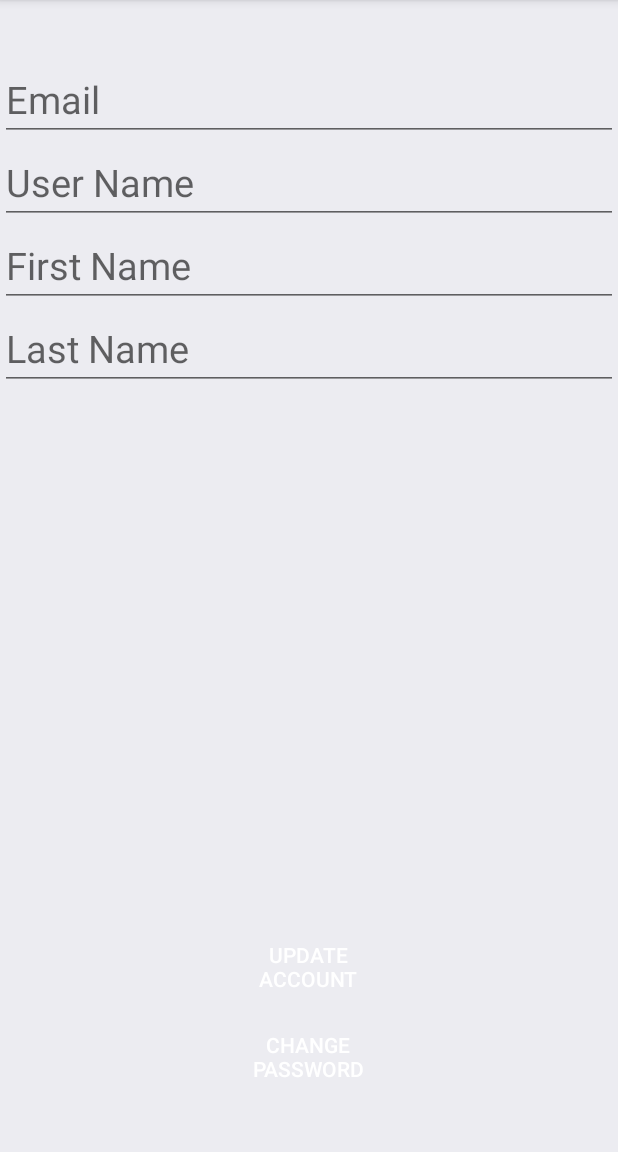
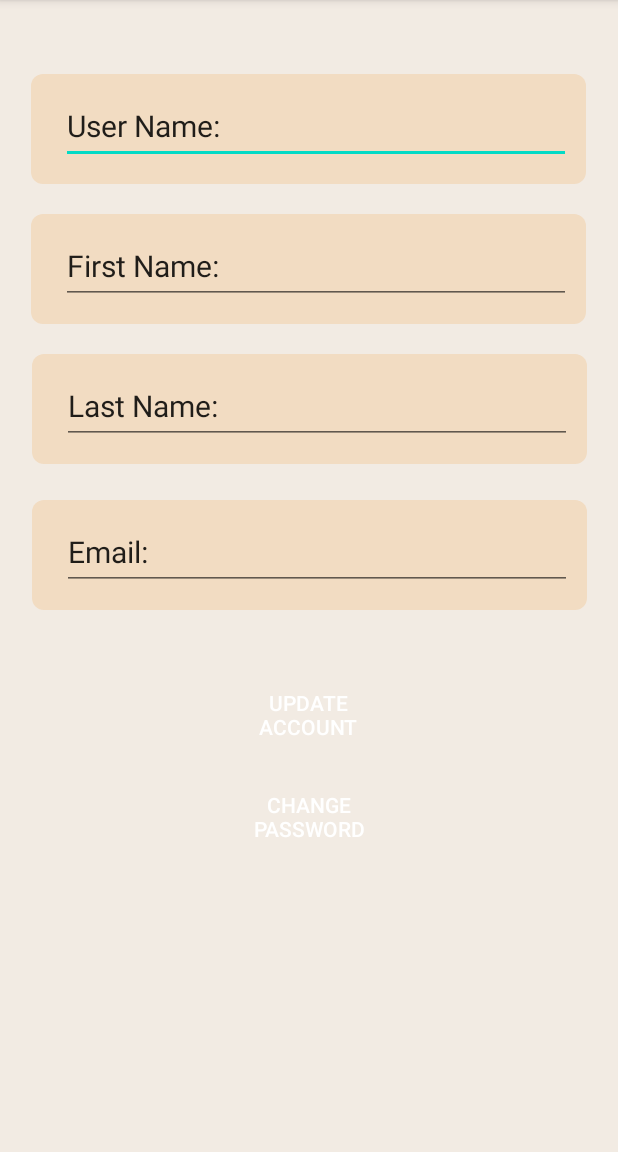
Before and after one commit to didxga/prophet, an Android app: the AccountDetailActivity screen opened directly, with no data from a screen before it, on a phone screen of 412 x 824 dp, the part 84-1236 px from its top. Run offline under Robolectric (Android 15) with nearby library versions, the phone set to English and light mode, and no system bars.

Commit message:
Update me UI

```diff
--- a/app/src/main/java/com/orange/prophet/ProphetApplication.kt
+++ b/app/src/main/java/com/orange/prophet/ProphetApplication.kt
@@ -60,7 +60,9 @@ class ProphetApplication : Application( ){
         mAccount.user.firstname = ""
         mAccount.user.lastname = ""
         val sharedPreferences = getSharedPreferences("prophetApp", MODE_PRIVATE)
-        sharedPreferences?.edit()?.clear()
+        var editor = sharedPreferences.edit()
+        editor.clear()
+        editor.commit()
     }
 
 
--- a/app/src/main/java/com/orange/prophet/ui/AccountDetailActivity.kt
+++ b/app/src/main/java/com/orange/prophet/ui/AccountDetailActivity.kt
@@ -54,10 +54,10 @@ class AccountDetailActivity : AppCompatActivity() {
         val lastname: String? = appInstance.getAccount().user.lastname
 
 
-        mEmailText.setText(email)
-        mUserNameText.setText(username)
-        mFirstNameText.setText(firstname)
-        mLastNameText.setText(lastname)
+        mEmailText.setText("Email:  " + email)
+        mUserNameText.setText("User Name: " + username)
+        mFirstNameText.setText("First Name:  "+firstname)
+        mLastNameText.setText("Last Name:  "+lastname)
 
         //register listener
         mUpdateAccountButton.setOnClickListener(mButtonListener)
--- a/app/src/main/res/layout/activity_account_detail.xml
+++ b/app/src/main/res/layout/activity_account_detail.xml
@@ -1,105 +1,156 @@
 <?xml version="1.0" encoding="utf-8"?>
-<androidx.coordinatorlayout.widget.CoordinatorLayout xmlns:android="http://schemas.android.com/apk/res/android"
+<androidx.constraintlayout.widget.ConstraintLayout xmlns:android="http://schemas.android.com/apk/res/android"
     xmlns:app="http://schemas.android.com/apk/res-auto"
+    xmlns:tools="http://schemas.android.com/tools"
     android:layout_width="match_parent"
     android:layout_height="match_parent"
-    android:background="#ececf1"
-    android:focusableInTouchMode="true">
+    android:background="#F2EBE3">
+
 
     <LinearLayout
         android:id="@+id/linearLayout"
-        android:layout_width="match_parent"
-        android:layout_height="match_parent"
-        android:orientation="vertical">
-
-        <LinearLayout
-            android:layout_width="match_parent"
-            android:layout_height="0dp"
-            android:layout_weight="0.06">
-        </LinearLayout>
-
-        <RelativeLayout
-            android:id="@+id/container"
-            android:layout_width="match_parent"
-            android:layout_height="0dp"
-            android:layout_weight="0.84">
-
-            <EditText
-                android:id="@+id/account_detail_email_text"
-                android:layout_width="match_parent"
-                android:layout_height="wrap_content"
-                android:hint="@string/email_hint"
-                android:inputType="textEmailAddress"
-                android:maxLength="100"
-                android:textSize="25sp"
-                android:saveEnabled="false"
-                android:autofillHints="true" />
+        android:layout_width="370dp"
+        android:layout_height="73dp"
+        android:layout_weight="0.06"
+        app:layout_constraintBottom_toBottomOf="parent"
+        app:layout_constraintEnd_toEndOf="parent"
+        app:layout_constraintHorizontal_bias="0.487"
+        app:layout_constraintStart_toStartOf="parent"
+        app:layout_constraintTop_toTopOf="parent"
+        app:layout_constraintVertical_bias="0.071"
+        android:background="@drawable/rounded_border_account_item">
 
         <EditText
             android:id="@+id/account_detail_username_text"
-                android:layout_width="match_parent"
-                android:layout_height="wrap_content"
-                android:layout_below="@+id/account_detail_email_text"
+            android:layout_width="340dp"
+            android:layout_height="50dp"
+            android:layout_marginStart="20dp"
+            android:layout_marginTop="10dp"
+            app:layout_constraintStart_toStartOf="parent"
+            app:layout_constraintTop_toBottomOf="parent"
+            android:autofillHints="true"
             android:ems="10"
             android:hint="@string/username_hint"
             android:inputType="textPersonName"
             android:maxLength="100"
-                android:textSize="25sp"
             android:saveEnabled="false"
-                android:autofillHints="true"/>
+            android:textSize="20dp" />
+    </LinearLayout>
+
+    <LinearLayout
+        android:id="@+id/linearLayout6"
+        android:layout_width="370dp"
+        android:layout_height="73dp"
+        android:layout_marginTop="20dp"
+        android:layout_weight="0.06"
+        app:layout_constraintEnd_toEndOf="parent"
+        app:layout_constraintHorizontal_bias="0.487"
+        app:layout_constraintStart_toStartOf="parent"
+        app:layout_constraintTop_toBottomOf="@+id/linearLayout"
+        android:background="@drawable/rounded_border_account_item">
 
         <EditText
             android:id="@+id/account_detail_firstname_text"
-                android:layout_width="match_parent"
-                android:layout_height="wrap_content"
-                android:layout_below="@+id/account_detail_username_text"
+            android:layout_width="340dp"
+            android:layout_height="50dp"
+            android:autofillHints="true"
+            android:layout_marginStart="20dp"
+            android:layout_marginTop="10dp"
+            app:layout_constraintStart_toStartOf="parent"
+            app:layout_constraintTop_toBottomOf="parent"
             android:ems="10"
             android:hint="@string/firstname_hint"
             android:inputType="textPersonName"
             android:maxLength="100"
-                android:textSize="25sp"
             android:saveEnabled="false"
-                android:autofillHints="true"/>
+            android:textSize="20dp"
+            tools:layout_editor_absoluteX="54dp"
+            tools:layout_editor_absoluteY="267dp" />
+    </LinearLayout>
+
+    <LinearLayout
+        android:id="@+id/linearLayout7"
+        android:layout_width="370dp"
+        android:layout_height="73dp"
+        android:layout_marginTop="20dp"
+        android:layout_weight="0.06"
+        app:layout_constraintEnd_toEndOf="parent"
+        app:layout_constraintStart_toStartOf="parent"
+        app:layout_constraintTop_toBottomOf="@+id/linearLayout6"
+        android:background="@drawable/rounded_border_account_item">
 
         <EditText
             android:id="@+id/account_detail_lastname_text"
-                android:layout_width="match_parent"
-                android:layout_height="wrap_content"
-                android:layout_below="@+id/account_detail_firstname_text"
+            android:layout_width="340dp"
+            android:layout_height="50dp"
+            android:autofillHints="true"
+            android:layout_marginStart="20dp"
+            android:layout_marginTop="10dp"
+            app:layout_constraintStart_toStartOf="parent"
+            app:layout_constraintTop_toBottomOf="parent"
             android:ems="10"
             android:hint="@string/lastname_hint"
             android:inputType="textPersonName"
             android:maxLength="100"
-                android:textSize="25sp"
             android:saveEnabled="false"
-                android:autofillHints="true"/>
-        </RelativeLayout>
+            android:textSize="20dp"
+            tools:layout_editor_absoluteX="58dp"
+            tools:layout_editor_absoluteY="349dp" />
+    </LinearLayout>
 
     <LinearLayout
-            android:layout_width="match_parent"
-            android:layout_height="120dp"
-            android:layout_marginHorizontal="60dp"
-            android:layout_weight="0.1"
-            android:gravity="center"
-            android:orientation="vertical">
-            <Button
-                android:id="@+id/account_detail_update_button"
-                style="?android:attr/borderlessButtonStyle"
-                android:layout_width="150dp"
-                android:layout_height="60dp"
-                android:backgroundTint="#6AA571"
-                android:text="UPDATE ACCOUNT"></Button>
+        android:id="@+id/linearLayout8"
+        android:layout_width="370dp"
+        android:layout_height="73dp"
+        android:layout_marginTop="24dp"
+        android:layout_weight="0.06"
+        app:layout_constraintEnd_toEndOf="parent"
+        app:layout_constraintStart_toStartOf="parent"
+        app:layout_constraintTop_toBottomOf="@+id/linearLayout7"
+        android:background="@drawable/rounded_border_account_item">
+
+        <EditText
+            android:id="@+id/account_detail_email_text"
+            android:layout_width="340dp"
+            android:layout_height="50dp"
+            android:layout_marginStart="20dp"
+            android:layout_marginTop="10dp"
+            android:autofillHints="true"
+            android:hint="@string/email_hint"
+            android:inputType="textEmailAddress"
+            android:maxLength="100"
+            android:saveEnabled="false"
+            android:textSize="20dp"
+            app:layout_constraintStart_toStartOf="parent"
+            app:layout_constraintTop_toBottomOf="parent"
+            tools:layout_editor_absoluteX="42dp"
+            tools:layout_editor_absoluteY="140dp" />
+    </LinearLayout>
 
     <Button
         android:id="@+id/account_detail_change_password_button"
         style="?android:attr/borderlessButtonStyle"
         android:layout_width="150dp"
         android:layout_height="60dp"
+        android:layout_marginTop="8dp"
         android:backgroundTint="#6AA571"
         android:text="CHANGE PASSWORD"
-                app:layout_anchor="@+id/linearLayout"
-                app:layout_anchorGravity="bottom|center"></Button>
-        </LinearLayout>
-    </LinearLayout>
+        app:layout_anchorGravity="bottom|center"
+        app:layout_constraintEnd_toEndOf="parent"
+        app:layout_constraintStart_toStartOf="parent"
+        app:layout_constraintTop_toBottomOf="@+id/account_detail_update_button" />
 
-</androidx.coordinatorlayout.widget.CoordinatorLayout>
+    <Button
+        android:id="@+id/account_detail_update_button"
+        style="?android:attr/borderlessButtonStyle"
+        android:layout_width="150dp"
+        android:layout_height="60dp"
+        android:layout_marginTop="40dp"
+        android:backgroundTint="#6AA571"
+        android:text="UPDATE ACCOUNT"
+        app:layout_constraintEnd_toEndOf="parent"
+        app:layout_constraintHorizontal_bias="0.498"
+        app:layout_constraintStart_toStartOf="parent"
+        app:layout_constraintTop_toBottomOf="@+id/linearLayout8" />
+
+</androidx.constraintlayout.widget.ConstraintLayout>
--- a/app/src/main/res/layout/login.xml
+++ b/app/src/main/res/layout/login.xml
@@ -11,12 +11,12 @@
         android:id="@+id/recyclerView"
         android:layout_width="353dp"
         android:layout_height="306dp"
-        android:background="#EDDDA3"
         android:padding="20dp"
         app:layout_constraintBottom_toBottomOf="parent"
         app:layout_constraintEnd_toEndOf="parent"
         app:layout_constraintStart_toStartOf="parent"
-        app:layout_constraintTop_toTopOf="parent" />
+        app:layout_constraintTop_toTopOf="parent"
+        android:background="@drawable/rounded_border_account_item"/>
 
     <EditText
         android:id="@+id/email_text"
--- a/app/src/main/res/values/strings.xml
+++ b/app/src/main/res/values/strings.xml
@@ -11,6 +11,6 @@
     <string name="firstname_hint">First Name</string>
     <string name="lastname_hint">Last Name</string>
     <string name="password_hint">Password</string>
-    <string name="action_login">Sign in/on</string>
+    <string name="action_login">Sign in/Sign on</string>
     <string name="action_register">Register</string>
 </resources>
```
Lines whose indentation alone changed are shown as unchanged.
